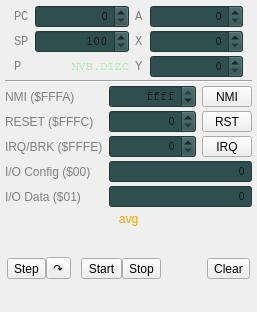
Above: cpuwidget.ui from rjaremczak/mo65x before the change. Below: the same form after it.
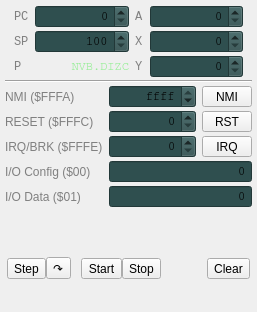
That is the form after the change. Custom widgets are drawn as their Qt base class.

The edit to the form file:
```diff
--- a/cpuwidget.ui
+++ b/cpuwidget.ui
@@ -660,7 +660,7 @@
          <string notr="true">color:orange; margin-top: 2px; margin-bottom:2px</string>
         </property>
         <property name="text">
-         <string>avg</string>
+         <string/>
         </property>
         <property name="alignment">
          <set>Qt::AlignCenter</set>
```
Left out of the diff: 4 changed lines with no effect on the pictures.
